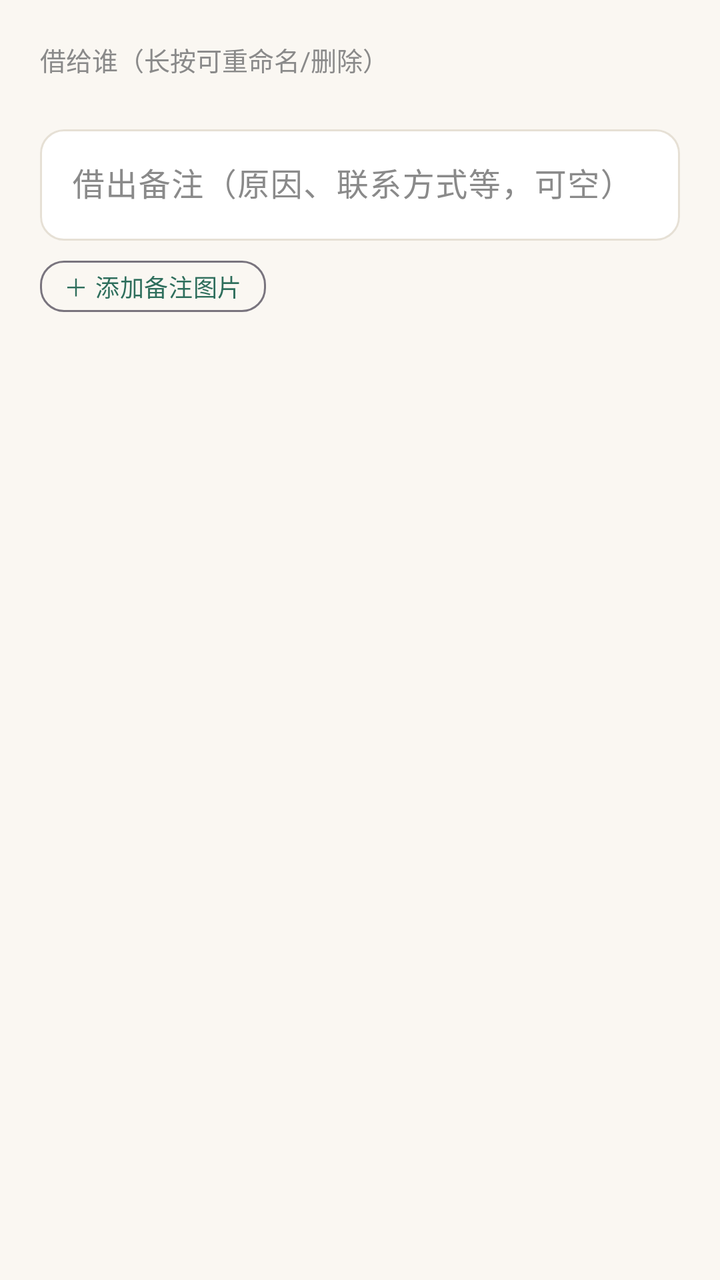
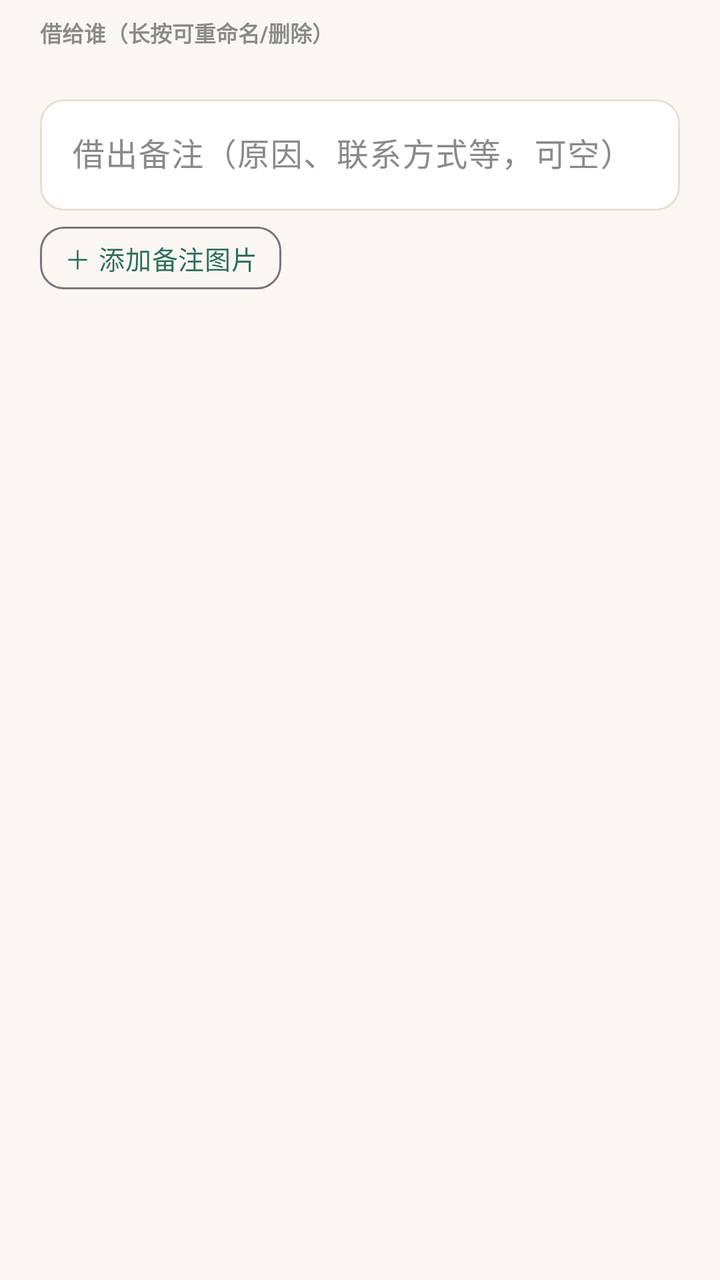

The first picture is an Android layout as it rendered before a commit; the second is the same layout after the commit. The layout source and the unified diff follow.
<!-- AndroidManifest.xml: application theme Theme.Bookshelf -->
<!-- res/layout/dialog_lend.xml -->
<?xml version="1.0" encoding="utf-8"?>
<LinearLayout xmlns:android="http://schemas.android.com/apk/res/android"
    xmlns:app="http://schemas.android.com/apk/res-auto"
    android:layout_width="match_parent"
    android:layout_height="wrap_content"
    android:orientation="vertical"
    android:padding="20dp">

    <TextView
        android:layout_width="wrap_content"
        android:layout_height="wrap_content"
        android:text="借给谁（长按可重命名/删除）"
        android:textSize="13sp"
        android:textColor="@color/text_sub" />

    <com.google.android.material.chip.ChipGroup
        android:id="@+id/chip_group"
        android:layout_width="match_parent"
        android:layout_height="wrap_content"
        android:layout_marginTop="8dp"
        app:chipSpacingHorizontal="8dp"
        app:singleLine="false" />

    <com.google.android.material.textfield.TextInputLayout
        android:layout_width="match_parent"
        android:layout_height="wrap_content"
        android:layout_marginTop="12dp"
        android:hint="借出备注（原因、联系方式等，可空）">

        <com.google.android.material.textfield.TextInputEditText
            android:id="@+id/et_note"
            android:layout_width="match_parent"
            android:layout_height="wrap_content"
            android:minLines="1"
            android:inputType="text" />
    </com.google.android.material.textfield.TextInputLayout>

    
    <com.google.android.material.button.MaterialButton
        android:id="@+id/btn_add_note_image"
        style="@style/Widget.Bookshelf.Button.Outlined"
        android:layout_width="wrap_content"
        android:layout_height="wrap_content"
        android:layout_marginTop="10dp"
        android:minWidth="0dp"
        android:minHeight="0dp"
        android:paddingHorizontal="12dp"
        android:paddingVertical="4dp"
        android:insetTop="0dp"
        android:insetBottom="0dp"
        android:text="＋ 添加备注图片"
        android:textSize="12sp" />

    <HorizontalScrollView
        android:id="@+id/scroll_note_thumbs"
        android:layout_width="match_parent"
        android:layout_height="wrap_content"
        android:layout_marginTop="6dp"
        android:scrollbars="none"
        android:visibility="gone">

        <LinearLayout
            android:id="@+id/container_note_thumbs"
            android:layout_width="wrap_content"
            android:layout_height="wrap_content"
            android:orientation="horizontal" />
    </HorizontalScrollView>
</LinearLayout>
<!-- resources referenced by this layout -->
<resources>
  <style name="Theme.Bookshelf.Base" parent="Theme.Material3.Light.NoActionBar">
          
          <item name="android:colorBackground">@color/bg_page</item>
          
          <item name="android:statusBarColor">?attr/colorPrimary</item>
          <item name="android:windowLightStatusBar">false</item>
          
          <item name="surface">@color/surface</item>
          <item name="surface_dim">@color/surface_dim</item>
          <item name="outline">@color/outline</item>
          <item name="outline_strong">@color/outline_strong</item>
          <item name="on_surface">@color/text_main</item>
          <item name="on_surface_variant">@color/text_sub</item>
          
          <item name="materialButtonStyle">@style/Widget.Bookshelf.Button</item>
          <item name="textInputStyle">@style/Widget.Bookshelf.TextField</item>
          <item name="materialCardViewStyle">@style/Widget.Bookshelf.MaterialCard</item>
      </style>
  <!-- unchanged entries left out for length: 22 -->
</resources>

<!-- the commit's change to res/layout/dialog_lend.xml (unified diff, before → after) -->
@@ -1,68 +1,73 @@
 <?xml version="1.0" encoding="utf-8"?>
-<LinearLayout xmlns:android="http://schemas.android.com/apk/res/android"
+<ScrollView xmlns:android="http://schemas.android.com/apk/res/android"
     xmlns:app="http://schemas.android.com/apk/res-auto"
     android:layout_width="match_parent"
     android:layout_height="wrap_content"
-    android:orientation="vertical"
-    android:padding="20dp">
+    android:scrollbars="none">
 
-    <TextView
-        android:layout_width="wrap_content"
-        android:layout_height="wrap_content"
-        android:text="借给谁（长按可重命名/删除）"
-        android:textSize="13sp"
-        android:textColor="@color/text_sub" />
-
-    <com.google.android.material.chip.ChipGroup
-        android:id="@+id/chip_group"
+    <LinearLayout
         android:layout_width="match_parent"
         android:layout_height="wrap_content"
-        android:layout_marginTop="8dp"
-        app:chipSpacingHorizontal="8dp"
-        app:singleLine="false" />
+        android:orientation="vertical"
+        android:paddingStart="@dimen/space_xl"
+        android:paddingEnd="@dimen/space_xl"
+        android:paddingTop="@dimen/space_sm"
+        android:paddingBottom="@dimen/space_sm">
 
-    <com.google.android.material.textfield.TextInputLayout
-        android:layout_width="match_parent"
-        android:layout_height="wrap_content"
-        android:layout_marginTop="12dp"
-        android:hint="借出备注（原因、联系方式等，可空）">
+        <TextView
+            style="@style/DialogSectionTitle"
+            android:text="借给谁（长按可重命名/删除）" />
 
-        <com.google.android.material.textfield.TextInputEditText
-            android:id="@+id/et_note"
+        <com.google.android.material.chip.ChipGroup
+            android:id="@+id/chip_group"
+            style="@style/Widget.Bookshelf.ChipGroup"
+            android:layout_width="match_parent"
+            android:layout_height="wrap_content" />
+
+        <com.google.android.material.textfield.TextInputLayout
+            style="@style/Widget.Bookshelf.TextField"
             android:layout_width="match_parent"
             android:layout_height="wrap_content"
-            android:minLines="1"
-            android:inputType="text" />
-    </com.google.android.material.textfield.TextInputLayout>
+            android:layout_marginTop="@dimen/space_md"
+            android:hint="借出备注（原因、联系方式等，可空）">
 
-    
-    <com.google.android.material.button.MaterialButton
-        android:id="@+id/btn_add_note_image"
-        style="@style/Widget.Bookshelf.Button.Outlined"
-        android:layout_width="wrap_content"
-        android:layout_height="wrap_content"
-        android:layout_marginTop="10dp"
-        android:minWidth="0dp"
-        android:minHeight="0dp"
-        android:paddingHorizontal="12dp"
-        android:paddingVertical="4dp"
-        android:insetTop="0dp"
-        android:insetBottom="0dp"
-        android:text="＋ 添加备注图片"
-        android:textSize="12sp" />
+            <com.google.android.material.textfield.TextInputEditText
+                android:id="@+id/et_note"
+                android:layout_width="match_parent"
+                android:layout_height="wrap_content"
+                android:minLines="1"
+                android:inputType="text" />
+        </com.google.android.material.textfield.TextInputLayout>
 
-    <HorizontalScrollView
-        android:id="@+id/scroll_note_thumbs"
-        android:layout_width="match_parent"
-        android:layout_height="wrap_content"
-        android:layout_marginTop="6dp"
-        android:scrollbars="none"
-        android:visibility="gone">
-
-        <LinearLayout
-            android:id="@+id/container_note_thumbs"
+        
+        <com.google.android.material.button.MaterialButton
+            android:id="@+id/btn_add_note_image"
+            style="@style/Widget.Bookshelf.Button.Outlined"
             android:layout_width="wrap_content"
             android:layout_height="wrap_content"
-            android:orientation="horizontal" />
-    </HorizontalScrollView>
-</LinearLayout>
+            android:layout_marginTop="@dimen/space_sm"
+            android:minWidth="0dp"
+            android:minHeight="0dp"
+            android:paddingHorizontal="12dp"
+            android:paddingVertical="6dp"
+            android:insetTop="0dp"
+            android:insetBottom="0dp"
+            android:text="＋ 添加备注图片"
+            android:textSize="@dimen/text_body_small" />
+
+        <HorizontalScrollView
+            android:id="@+id/scroll_note_thumbs"
+            android:layout_width="match_parent"
+            android:layout_height="wrap_content"
+            android:layout_marginTop="@dimen/space_sm"
+            android:scrollbars="none"
+            android:visibility="gone">
+
+            <LinearLayout
+                android:id="@+id/container_note_thumbs"
+                android:layout_width="wrap_content"
+                android:layout_height="wrap_content"
+                android:orientation="horizontal" />
+        </HorizontalScrollView>
+    </LinearLayout>
+</ScrollView>
<!-- resource entries referenced after the edit -->
@@ -1,5 +1,22 @@
 <!-- resources referenced by this layout -->
 <resources>
+  <dimen name="space_md">12dp</dimen>
+  <dimen name="space_sm">8dp</dimen>
+  <dimen name="space_xl">20dp</dimen>
+  <style name="DialogSectionTitle">
+          <item name="android:layout_width">match_parent</item>
+          <item name="android:layout_height">wrap_content</item>
+          <item name="android:layout_marginBottom">@dimen/space_sm</item>
+          <item name="android:textColor">?attr/on_surface_variant</item>
+          <item name="android:textSize">@dimen/text_caption</item>
+          <item name="android:textStyle">bold</item>
+      </style>
+  <style name="Widget.Bookshelf.ChipGroup" parent="Widget.Material3.ChipGroup">
+          <item name="chipSpacingHorizontal">8dp</item>
+          <item name="chipSpacingVertical">4dp</item>
+          <item name="singleLine">false</item>
+      </style>
+  <dimen name="text_caption">11sp</dimen>
   <style name="Theme.Bookshelf.Base" parent="Theme.Material3.Light.NoActionBar">
           
           <item name="android:colorBackground">@color/bg_page</item>
@@ -17,7 +34,61 @@
           <item name="materialButtonStyle">@style/Widget.Bookshelf.Button</item>
           <item name="textInputStyle">@style/Widget.Bookshelf.TextField</item>
           <item name="materialCardViewStyle">@style/Widget.Bookshelf.MaterialCard</item>
+          
+          <item name="chipStyle">@style/Widget.Bookshelf.Chip</item>
+          <item name="chipGroupStyle">@style/Widget.Bookshelf.ChipGroup</item>
+          
+          <item name="materialAlertDialogTheme">@style/ThemeOverlay.Bookshelf.Dialog</item>
       </style>
+  <style name="Widget.Bookshelf.Chip" parent="Widget.Material3.Chip.Assist">
+          <item name="shapeAppearance">@style/ShapeAppearance.Bookshelf.Pill</item>
+          <item name="chipBackgroundColor">@color/chip_bg_state</item>
+          <item name="chipStrokeColor">@color/chip_stroke_state</item>
+          <item name="chipStrokeWidth">1dp</item>
+          <item name="android:textColor">@color/chip_text_state</item>
+          <item name="android:textSize">@dimen/text_body_small</item>
+          <item name="chipMinHeight">32dp</item>
+          <item name="chipIconVisible">false</item>
+          <item name="checkedIconVisible">false</item>
+          <item name="closeIconVisible">false</item>
+          
+          <item name="ensureMinTouchTargetSize">false</item>
+          <item name="chipStartPadding">4dp</item>
+          <item name="chipEndPadding">4dp</item>
+          <item name="textStartPadding">10dp</item>
+          <item name="textEndPadding">10dp</item>
+      </style>
+  <style name="ThemeOverlay.Bookshelf.Dialog" parent="ThemeOverlay.Material3.MaterialAlertDialog">
+          <item name="materialAlertDialogTitleTextStyle">@style/TextAppearance.Bookshelf.DialogTitle</item>
+          <item name="materialAlertDialogBodyTextStyle">@style/TextAppearance.Bookshelf.DialogBody</item>
+          <item name="buttonBarPositiveButtonStyle">@style/Widget.Bookshelf.Button.Text</item>
+          <item name="buttonBarNegativeButtonStyle">@style/Widget.Bookshelf.Button.Text</item>
+          
+          <item name="shapeAppearanceCornerExtraLarge">@style/ShapeAppearance.Bookshelf.Dialog</item>
+      </style>
+  <style name="ShapeAppearance.Bookshelf.Pill" parent="ShapeAppearance.Material3.Corner.Full">
+          <item name="cornerSize">50%</item>
+      </style>
+  <style name="TextAppearance.Bookshelf.DialogTitle" parent="TextAppearance.Material3.TitleLarge">
+          <item name="android:textSize">@dimen/text_title_toolbar</item>
+          <item name="android:textStyle">bold</item>
+          <item name="android:textColor">?attr/on_surface</item>
+      </style>
+  <style name="TextAppearance.Bookshelf.DialogBody" parent="TextAppearance.Material3.BodyMedium">
+          <item name="android:textSize">@dimen/text_body_small</item>
+          <item name="android:textColor">?attr/on_surface_variant</item>
+          <item name="android:lineSpacingMultiplier">1.4</item>
+      </style>
+  <style name="Widget.Bookshelf.Button.Text" parent="Widget.Material3.Button.TextButton">
+          <item name="shapeAppearance">@style/ShapeAppearance.Bookshelf.Medium</item>
+          <item name="android:textSize">@dimen/text_body_small</item>
+          <item name="android:letterSpacing">0.02</item>
+          <item name="cornerRadius">@dimen/radius_md</item>
+      </style>
+  <style name="ShapeAppearance.Bookshelf.Dialog" parent="ShapeAppearance.Material3.Corner.Large">
+          <item name="cornerSize">@dimen/card_corner</item>
+      </style>
+  <dimen name="text_title_toolbar">16sp</dimen>
   <!-- unchanged entries left out for length: 22 -->
 </resources>
 
